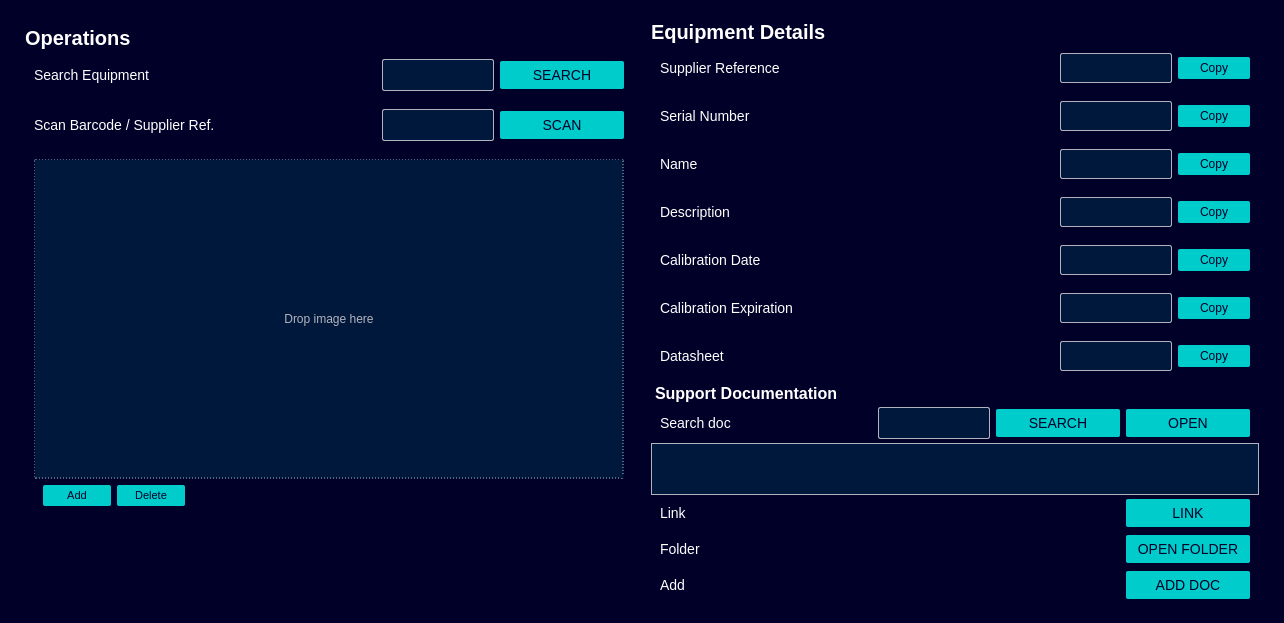
Old version of the form src/gui/designer/gui_equipments.ui in the repository candeiassantiago393-spec/StockTracker.
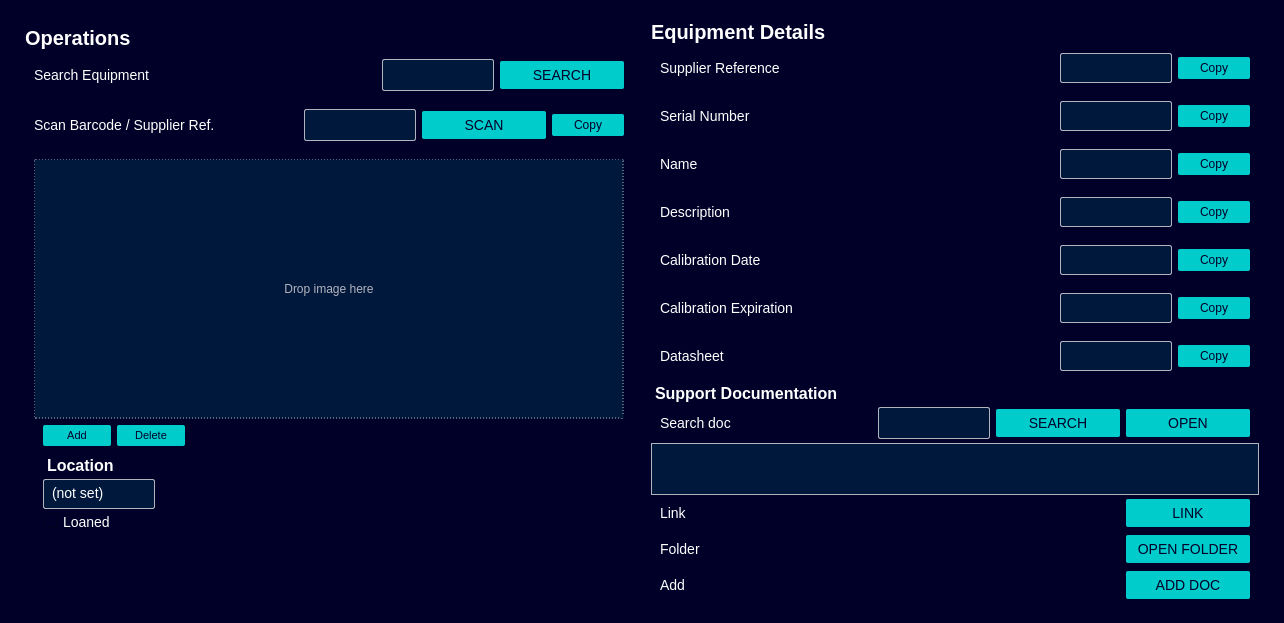
New version of the form.

Commit message:
feat: equipment loans, field editing, and calibration email alerts
Preserve current working state before passive-components inventory design: loans/location, click-to-edit equipment fields, SMTP calibration alerts, and related UI/core updates.

What changed in the file:
```diff
--- a/src/gui/designer/gui_equipments.ui
+++ b/src/gui/designer/gui_equipments.ui
@@ -204,6 +204,34 @@
                <property name="text"><string>SCAN</string></property>
               </widget>
              </item>
+             <item>
+              <widget class="QPushButton" name="btn_copy_supplier_ref">
+               <property name="minimumSize"><size><width>60</width><height>0</height></size></property>
+               <property name="maximumSize"><size><width>60</width><height>16777215</height></size></property>
+               <property name="toolTip"><string>Copy to clipboard</string></property>
+               <property name="styleSheet">
+   <string notr="true">
+QPushButton {
+    min-width: 60px;
+    max-width: 60px;
+    padding: 4px 6px;
+    border-radius: 2px;
+    text-align: center;
+    background-color: #00CCCC;
+    color: #000028;
+    font-size: 12px;
+}
+QPushButton:hover {
+    background-color: #00FFB9;
+}
+QPushButton:pressed {
+    background-color: #00E5AA;
+}
+</string>
+               </property>
+               <property name="text"><string>Copy</string></property>
+              </widget>
+             </item>
             </layout>
            </widget>
           </item>
@@ -217,7 +245,7 @@
              <property name="bottomMargin"><number>9</number></property>
              <item>
               <widget class="QLabel" name="equipment_image_preview">
-               <property name="minimumSize"><size><width>300</width><height>320</height></size></property>
+               <property name="minimumSize"><size><width>300</width><height>260</height></size></property>
                <property name="sizePolicy">
                 <sizepolicy hsizetype="Preferred" vsizetype="Expanding">
                  <horstretch>0</horstretch>
@@ -311,6 +339,63 @@
                </layout>
               </widget>
              </item>
+             <item>
+              <widget class="QWidget" name="equipment_location_panel" native="true">
+               <layout class="QVBoxLayout" name="layout_equipment_location_panel">
+                <property name="spacing"><number>4</number></property>
+                <property name="topMargin"><number>0</number></property>
+                <property name="bottomMargin"><number>0</number></property>
+                <item>
+                 <widget class="QLabel" name="label_equipment_location_title">
+                  <property name="text"><string>Location</string></property>
+                  <property name="styleSheet">
+   <string notr="true">
+QLabel {
+    font-size: 16px;
+    font-weight: bold;
+    padding-top: 4px;
+}
+</string>
+                  </property>
+                 </widget>
+                </item>
+                <item>
+                 <widget class="QLabel" name="val_equipment_location">
+                  <property name="minimumSize"><size><width>0</width><height>28</height></size></property>
+                  <property name="wordWrap"><bool>true</bool></property>
+                  <property name="toolTip"><string>Click to set home location (when not on loan)</string></property>
+                  <property name="styleSheet">
+   <string notr="true">
+QLabel {
+    min-width: 100px;
+    max-width: 100px;
+    max-height: 18px;
+    padding: 5px;
+    padding-bottom: 7px;
+    margin-top: 0px;
+    border-radius: 2px;
+    border: 1px solid #B3B3BE;
+    background-color: #00183B;
+    color: #FFFFFF;
+}
+QLabel:hover {
+    background-color: #001F39;
+    border: 1px solid #00FFB9;
+}
+</string>
+                  </property>
+                  <property name="text"><string>(not set)</string></property>
+                 </widget>
+                </item>
+                <item>
+                 <widget class="QCheckBox" name="chk_equipment_loaned">
+                  <property name="text"><string>Loaned</string></property>
+                  <property name="toolTip"><string>Mark equipment as loaned and record details</string></property>
+                 </widget>
+                </item>
+               </layout>
+              </widget>
+             </item>
             </layout>
            </widget>
           </item>
```
The commit also changes 16 other files.
